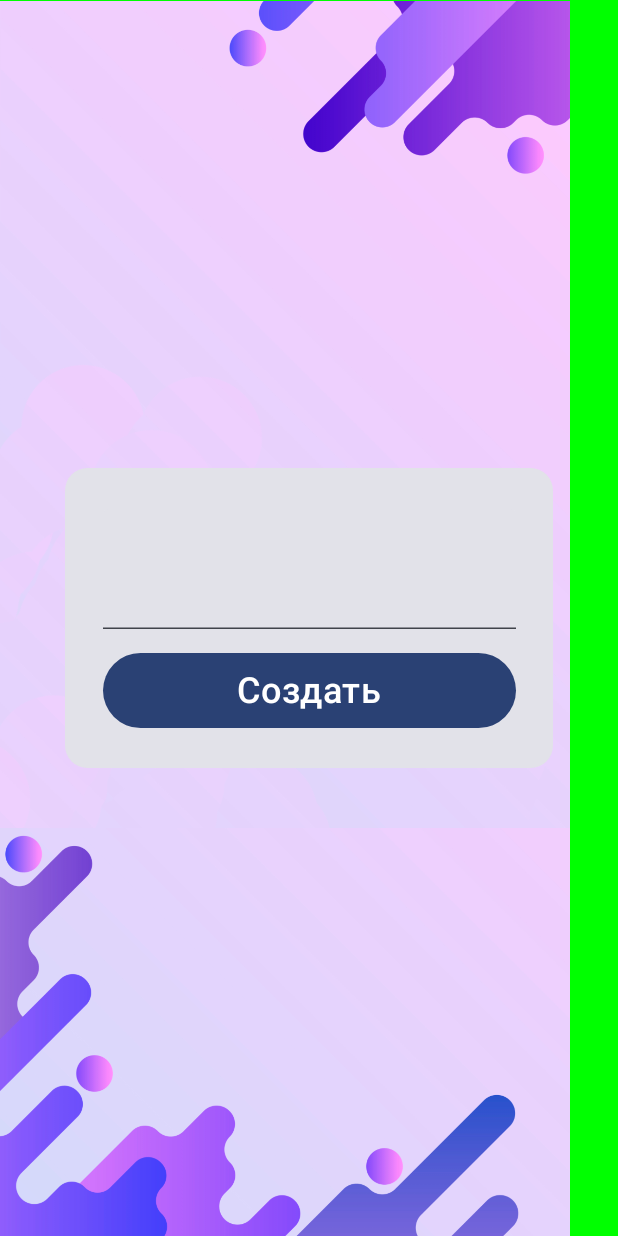
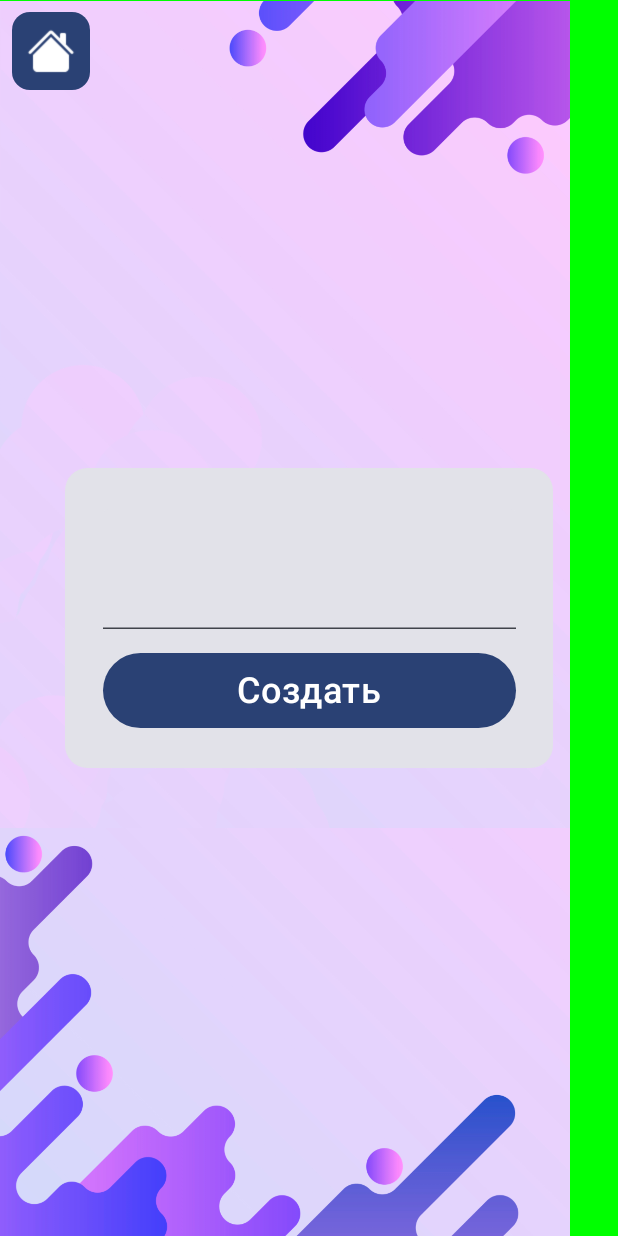
Before and after one commit to 2ecEnd/Brain--ck, an Android app built with Jetpack Compose: the CreateProjectPage screen opened through its navigation route, on a phone screen of 412 x 824 dp. Run offline under Robolectric (Android 15) with nearby library versions, the phone set to English and light mode, and no system bars.

```diff
--- /dev/null
+++ b/app/src/main/java/com/example/mobileapp/Blocks.kt
@@ -0,0 +1,26 @@
+package com.example.mobileapp
+
+import androidx.compose.foundation.background
+import androidx.compose.foundation.layout.height
+import androidx.compose.foundation.layout.width
+import androidx.compose.foundation.shape.RoundedCornerShape
+import androidx.compose.material3.Card
+import androidx.compose.runtime.Composable
+import androidx.compose.ui.Modifier
+import androidx.compose.ui.graphics.Color
+import androidx.compose.ui.layout.ModifierLocalBeyondBoundsLayout
+import androidx.compose.ui.unit.dp
+
+@Composable
+fun DeclareVariableBlock(){
+    Card(
+        modifier = Modifier
+            .width(200.dp)
+            .height(48.dp)
+            .background(Color(red = 255, green = 128, blue = 0)),
+        shape = RoundedCornerShape(15.dp)
+    )
+    {
+
+    }
+}
--- a/app/src/main/java/com/example/mobileapp/MainActivity.kt
+++ b/app/src/main/java/com/example/mobileapp/MainActivity.kt
@@ -6,9 +6,11 @@ import androidx.activity.ComponentActivity
 import androidx.activity.compose.setContent
 import androidx.activity.enableEdgeToEdge
 import androidx.compose.foundation.Image
+import androidx.compose.foundation.layout.PaddingValues
 import androidx.compose.foundation.layout.fillMaxSize
 import androidx.compose.foundation.layout.height
 import androidx.compose.foundation.layout.padding
+import androidx.compose.foundation.layout.size
 import androidx.compose.foundation.layout.width
 import androidx.compose.material3.*
 import androidx.compose.runtime.Composable
@@ -48,7 +50,7 @@ class MainActivity : ComponentActivity() {
 fun App(modifier: Modifier = Modifier){
     val navController = rememberNavController()
 
-    NavHost(navController = navController, startDestination = "home") {
+    NavHost(navController = navController, startDestination = "redactor") {
         composable("home") {
             HomePage(navController)
         }
@@ -57,6 +59,9 @@ fun App(modifier: Modifier = Modifier){
         }
         composable("createProject") {
             CreateProjectPage(navController)
+        }
+        composable("redactor") {
+            RedactorPage(navController)
         }
     }
 }
@@ -81,17 +86,21 @@ fun ExitButton(){
 
 @Composable
 fun HomeButton(navController: NavController){
-    val context = LocalContext.current
     Button(
-        onClick = {navController.navigate("projects")},
+        onClick = {navController.navigate("home")},
         modifier = Modifier
             .width(68.dp)
             .height(68.dp)
             .padding(8.dp),
         shape = RoundedCornerShape(12.dp),
+        contentPadding = PaddingValues(0.dp)
     )
     {
-
+        Image(
+            painter = painterResource(id = R.drawable.housefill_48px),
+            contentDescription = "button_icon",
+            modifier = Modifier.size(32.dp)
+        )
     }
 }
 
--- a/app/src/main/java/com/example/mobileapp/Pages.kt
+++ b/app/src/main/java/com/example/mobileapp/Pages.kt
@@ -7,7 +7,10 @@ import androidx.compose.foundation.layout.Arrangement
 import androidx.compose.foundation.layout.Box
 import androidx.compose.foundation.layout.Column
 import androidx.compose.foundation.layout.PaddingValues
+import androidx.compose.foundation.layout.Row
+import androidx.compose.foundation.layout.fillMaxHeight
 import androidx.compose.foundation.layout.fillMaxSize
+import androidx.compose.foundation.layout.fillMaxWidth
 import androidx.compose.foundation.layout.height
 import androidx.compose.foundation.layout.padding
 import androidx.compose.foundation.layout.safeContentPadding
@@ -42,8 +45,6 @@ fun HomePage(navController: NavController) {
             painter = painterResource(id = R.drawable.background),
             contentDescription = "background",
         )
-
-        HomeButton(navController)
 
         Card(
             modifier = Modifier
@@ -86,6 +87,8 @@ fun ProjectsPage(navController: NavController){
             contentDescription = "background",
         )
 
+        HomeButton(navController)
+
         Card(
             modifier = Modifier
                 .align(Alignment.Center)
@@ -125,6 +128,8 @@ fun CreateProjectPage(navController: NavController){
             contentDescription = "background",
         )
 
+        HomeButton(navController)
+
         Card(
             modifier = Modifier
                 .align(Alignment.Center)
@@ -159,7 +164,7 @@ fun ProjectNameForm(navController: NavController){
             )
 
             Button(
-                onClick = {},
+                onClick = {navController.navigate("redactor")},
                 modifier = Modifier
                     .width(275.dp)
                     .height(50.dp)
@@ -170,3 +175,57 @@ fun ProjectNameForm(navController: NavController){
         }
     }
 }
+
+@Composable
+fun RedactorPage(navController: NavController){
+    Box(modifier = Modifier.fillMaxSize().background(Color(red = 249, green = 249, blue = 249))){
+        Column(
+            modifier = Modifier
+                .fillMaxSize()
+        )
+        {
+            Row(
+                modifier = Modifier
+                    .fillMaxWidth()
+                    .fillMaxHeight(0.1f)
+                    .background(Color(red = 230, green = 224, blue = 233))
+            )
+            {
+                HomeButton(navController)
+            }
+
+            Column(
+                modifier = Modifier
+                    .fillMaxWidth()
+                    .fillMaxHeight(0.75f)
+                    .background(Color(red = 249, green = 249, blue = 249))
+            )
+            {
+
+            }
+
+            Card(
+                modifier = Modifier
+                    .fillMaxWidth()
+                    .fillMaxHeight(1f)
+                    .background(Color(red = 230, green = 224, blue = 233))
+            )
+            {
+                Column(
+                    modifier = Modifier
+                        .fillMaxSize()
+                )
+                {
+                    Row(
+                        modifier = Modifier
+                            .fillMaxWidth()
+                            .fillMaxHeight(0.33f)
+                    )
+                    {
+                        DeclareVariableBlock()
+                    }
+                }
+            }
+        }
+    }
+}
```
Also changed, not shown: app/src/main/res/drawable/house_48px.png (added), app/src/main/res/drawable/housefill_48px.png (added).
